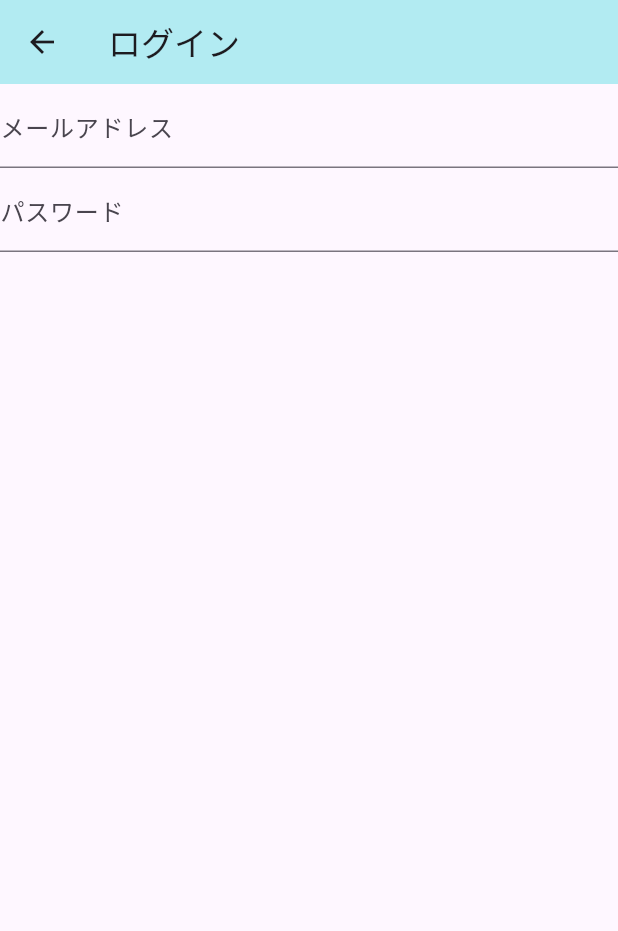
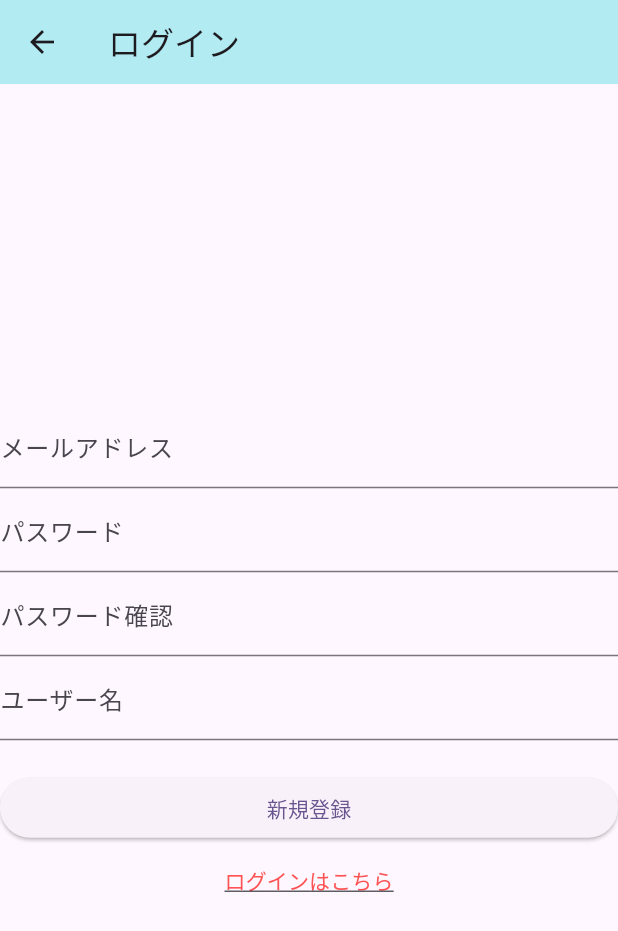
Before and after one commit to kawasaki-create/youniyou, a Flutter app: the screen it shows after launch, after a tap on "LoginPageへ", on a phone screen of 412 x 824 dp. Shown: the top 931 px of the screen. Run offline on Flutter 3.47's test engine with Material 3 defaults, Android fonts, the phone set to English and light mode, and no system bars.

Commit message:
ログイン画面 | 登録ボタン追加

```diff
--- a/lib/login_page.dart
+++ b/lib/login_page.dart
@@ -23,11 +23,26 @@ class _LoginPageState extends State<LoginPage> {
         title: const Text('ログイン'),
         backgroundColor: Colors.cyan[100],
       ),
-      body: SingleChildScrollView(
+      body: Center(
         child: Column(
           mainAxisAlignment: MainAxisAlignment.center,
-          children: [
-            Login(),
+          children: <Widget>[
+            isLogin ? Login() : Register(),
+            TextButton(
+                onPressed: () {
+                  setState(() {
+                    isLogin = !isLogin;
+                  });
+                },
+                child: isLogin
+                    ? Text(
+                        '新規登録はこちら',
+                        style: TextStyle(decoration: TextDecoration.underline, color: Colors.blue),
+                      )
+                    : Text(
+                        'ログインはこちら',
+                        style: TextStyle(decoration: TextDecoration.underline, color: Colors.redAccent),
+                      )),
           ],
         ),
       ),
@@ -65,4 +80,81 @@ class _LoginPageState extends State<LoginPage> {
       ],
     );
   }
+
+  Widget Register() {
+    return Column(
+      mainAxisAlignment: MainAxisAlignment.center,
+      children: [
+        /// メールアドレス
+        TextFormField(
+          decoration: const InputDecoration(
+            labelText: 'メールアドレス',
+          ),
+          onChanged: (value) {
+            setState(() {
+              email = value;
+            });
+          },
+        ),
+
+        /// パスワード
+        TextFormField(
+          decoration: const InputDecoration(
+            labelText: 'パスワード',
+          ),
+          obscureText: true,
+          onChanged: (value) {
+            setState(() {
+              password = value;
+            });
+          },
+        ),
+
+        /// パスワード確認
+        TextFormField(
+          decoration: const InputDecoration(
+            labelText: 'パスワード確認',
+          ),
+          obscureText: true,
+          onChanged: (value) {
+            setState(() {
+              password1 = value;
+            });
+          },
+        ),
+
+        /// ユーザー名
+        TextFormField(
+          decoration: const InputDecoration(
+            labelText: 'ユーザー名',
+          ),
+          onChanged: (value) {
+            setState(() {
+              name = value;
+            });
+          },
+        ),
+        Text(''),
+        Container(
+          width: double.infinity,
+          // ユーザー登録ボタン
+          child: ElevatedButton(
+            onPressed: () {
+              if (passwordV == password1) {
+                // パスワードが一致した場合
+                print('登録完了');
+                setState(() {
+                  password = password1;
+                });
+              } else {
+                // パスワードが一致しない場合
+                print('パスワードが一致しません');
+              }
+            },
+            child: const Text('新規登録'),
+          ),
+        )
+      ],
+    );
+  }
 }
```
